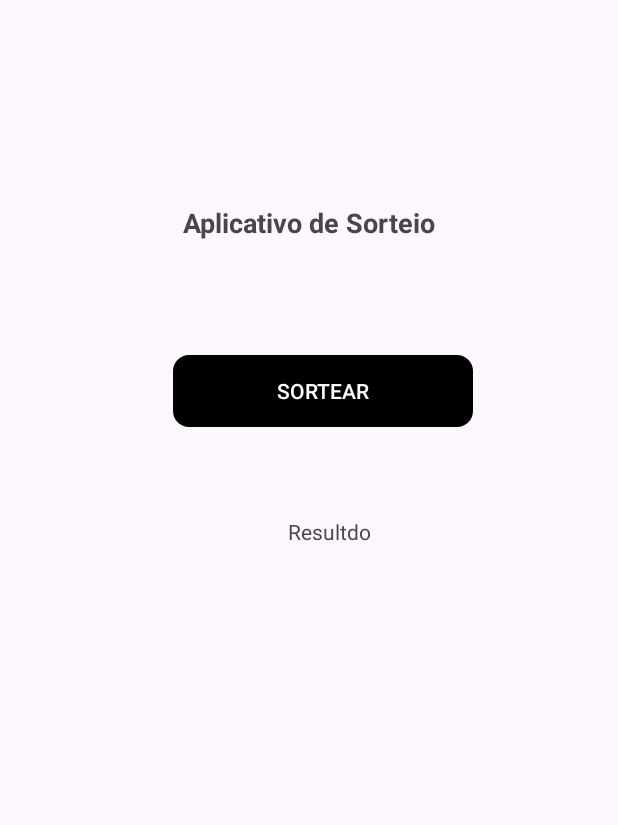
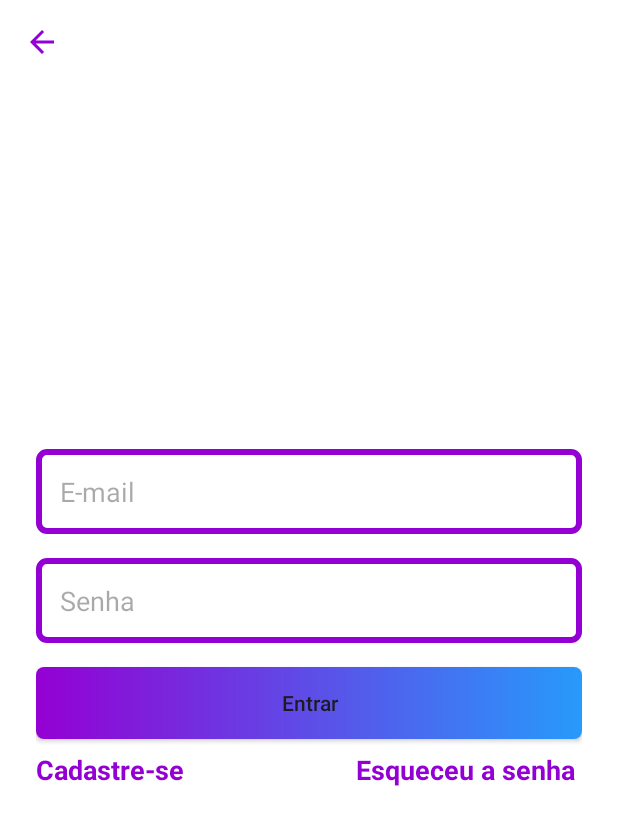
Before and after one commit to edivaldoestudosandroid/Appsorteio, an Android app: the screen it shows after launch (MainActivity before the commit, LoginActivity after it), on a phone screen of 412 x 824 dp. Shown: the top 825 px of the screen. Run offline under Robolectric (Android 15) with nearby library versions, the phone set to English and light mode, and no system bars.

Commit message:
Criação de telas de cadastro , login e esqueceu senha.

```diff
--- /dev/null
+++ b/app/src/main/java/com/example/appsorteio/LoginActivity.java
@@ -0,0 +1,24 @@
+package com.example.appsorteio;
+
+import androidx.appcompat.app.AppCompatActivity;
+
+import android.content.Intent;
+import android.os.Bundle;
+
+public class LoginActivity extends AppCompatActivity {
+
+    @Override
+    protected void onCreate(Bundle savedInstanceState) {
+        super.onCreate(savedInstanceState);
+        setContentView(R.layout.activity_login);
+        configcliques();
+
+    }
+    private void configcliques(){
+        findViewById(R.id.textCadastro).setOnClickListener(view ->
+                startActivity(new Intent(this, CadastroActivity.class)));
+        findViewById(R.id.textEsqueceuSenha).setOnClickListener(view ->
+                startActivity(new Intent(this, Recuperar_Senha_Activity.class)));
+    }
+
+}
--- a/app/src/main/java/com/example/appsorteio/MainActivity.java
+++ b/app/src/main/java/com/example/appsorteio/MainActivity.java
@@ -5,7 +5,6 @@ import androidx.appcompat.app.AppCompatActivity;
 import android.annotation.SuppressLint;
 import android.os.Bundle;
 import android.view.View;
-import android.widget.Button;
 import android.widget.TextView;
 
 import java.util.Random;
--- /dev/null
+++ b/app/src/main/res/drawable/bg_btn.xml
@@ -0,0 +1,7 @@
+<?xml version="1.0" encoding="utf-8"?>
+<shape xmlns:android="http://schemas.android.com/apk/res/android"
+    android:shape="rectangle">
+
+    <gradient android:startColor="#9400d3" android:endColor="#279afb" android:angle="360"/>
+    <corners android:radius="5dp"/>
+</shape>
--- /dev/null
+++ b/app/src/main/res/drawable/bg_edit.xml
@@ -0,0 +1,7 @@
+<?xml version="1.0" encoding="utf-8"?>
+<shape xmlns:android="http://schemas.android.com/apk/res/android"
+    android:shape="rectangle">
+
+    <stroke android:width="4dp" android:color="#9400D3"/>
+    <corners android:radius="5dp"/>
+</shape>
--- /dev/null
+++ b/app/src/main/res/drawable/ic_voltar.xml
@@ -0,0 +1,5 @@
+<vector android:autoMirrored="true" android:height="24dp"
+    android:tint="#9400D3" android:viewportHeight="24"
+    android:viewportWidth="24" android:width="24dp" xmlns:android="http://schemas.android.com/apk/res/android">
+    <path android:fillColor="@android:color/white" android:pathData="M20,11H7.83l5.59,-5.59L12,4l-8,8 8,8 1.41,-1.41L7.83,13H20v-2z"/>
+</vector>
--- /dev/null
+++ b/app/src/main/res/drawable/ic_voltar_login.xml
@@ -0,0 +1,5 @@
+<vector android:height="24dp" android:tint="#FFFFFF"
+    android:viewportHeight="24" android:viewportWidth="24"
+    android:width="24dp" xmlns:android="http://schemas.android.com/apk/res/android">
+    <path android:fillColor="@android:color/white" android:pathData="M2,12c0,5.52 4.48,10 10,10s10,-4.48 10,-10c0,-5.52 -4.48,-10 -10,-10C6.48,2 2,6.48 2,12zM12,11l4,0v2l-4,0l0,3l-4,-4l4,-4L12,11z"/>
+</vector>
--- /dev/null
+++ b/app/src/main/res/layout/activity_login.xml
@@ -0,0 +1,111 @@
+<?xml version="1.0" encoding="utf-8"?>
+<androidx.constraintlayout.widget.ConstraintLayout xmlns:android="http://schemas.android.com/apk/res/android"
+    xmlns:app="http://schemas.android.com/apk/res-auto"
+    xmlns:tools="http://schemas.android.com/tools"
+    android:layout_width="match_parent"
+    android:layout_height="match_parent"
+    android:background="@color/white"
+    tools:context=".LoginActivity">
+
+    <ScrollView
+        android:layout_width="match_parent"
+        android:layout_height="match_parent"
+        android:fillViewport="true"
+        app:layout_constraintBottom_toBottomOf="parent"
+        app:layout_constraintEnd_toEndOf="parent"
+        app:layout_constraintHorizontal_bias="1.0"
+        app:layout_constraintStart_toStartOf="parent"
+        app:layout_constraintTop_toTopOf="parent">
+
+
+        <androidx.constraintlayout.widget.ConstraintLayout
+            android:layout_width="match_parent"
+            android:layout_height="match_parent">
+
+            <ImageButton
+                android:layout_width="wrap_content"
+                android:layout_height="wrap_content"
+                android:src="@drawable/ic_voltar"
+                android:padding="16dp"
+                android:background="@android:color/transparent"
+                app:layout_constraintStart_toStartOf="parent"
+                app:layout_constraintTop_toTopOf="parent"
+                 />
+
+            <LinearLayout
+                android:layout_width="match_parent"
+                android:layout_height="wrap_content"
+                android:gravity="center"
+                android:orientation="vertical"
+                android:padding="24dp"
+                app:layout_constraintBottom_toBottomOf="parent"
+                app:layout_constraintEnd_toEndOf="parent"
+                app:layout_constraintStart_toStartOf="parent"
+                app:layout_constraintTop_toTopOf="parent">
+
+                <EditText
+                    android:layout_width="match_parent"
+                    android:layout_height="wrap_content"
+                    android:background="@drawable/bg_edit"
+                    android:hint="E-mail"
+                    android:inputType="textEmailAddress"
+                    android:padding="16dp" />
+
+
+                <EditText
+                    android:layout_width="match_parent"
+                    android:layout_height="wrap_content"
+                    android:layout_marginTop="16dp"
+                    android:background="@drawable/bg_edit"
+                    android:hint="Senha"
+                    android:inputType="textPassword"
+                    android:padding="16dp" />
+
+                <android.widget.Button
+                    android:layout_width="match_parent"
+                    android:layout_height="wrap_content"
+                    android:layout_marginTop="16dp"
+                    android:background="@drawable/bg_btn"
+                    android:text="Entrar"
+                    android:textAllCaps="false" />
+
+                <LinearLayout
+                    android:layout_width="match_parent"
+                    android:layout_height="wrap_content"
+                    android:layout_marginTop="8dp"
+                    android:orientation="horizontal">
+
+                    <TextView
+                        android:id="@+id/textCadastro"
+                        android:layout_width="match_parent"
+                        android:layout_height="wrap_content"
+                        android:layout_weight="1"
+                        android:text="Cadastre-se"
+                        android:textColor="#9400D3"
+                        android:textSize="18sp"
+                        android:textStyle="bold" />
+
+                    <TextView
+                        android:id="@+id/textEsqueceuSenha"
+                        android:layout_width="match_parent"
+                        android:layout_height="wrap_content"
+                        android:layout_weight="1"
+                        android:text="Esqueceu a senha "
+                        android:textAlignment="textEnd"
+                        android:textColor="#9400D3"
+                        android:textSize="18sp"
+                        android:textStyle="bold" />
+
+
+                </LinearLayout>
+
+
+            </LinearLayout>
+
+        </androidx.constraintlayout.widget.ConstraintLayout>
+
+
+    </ScrollView>
+
+
+</androidx.constraintlayout.widget.ConstraintLayout>
--- a/app/src/main/res/values/colors.xml
+++ b/app/src/main/res/values/colors.xml
@@ -2,4 +2,5 @@
 <resources>
     <color name="black">#FF000000</color>
     <color name="white">#FFFFFFFF</color>
+    <color name="padrao_app">#9400D3</color>
 </resources>
--- a/app/src/main/res/values/themes.xml
+++ b/app/src/main/res/values/themes.xml
@@ -1,9 +1,21 @@
 <resources xmlns:tools="http://schemas.android.com/tools">
     <!-- Base application theme. -->
     <style name="Base.Theme.AppSorteio" parent="Theme.Material3.DayNight.NoActionBar">
+          <!-- Customize your light theme here. -->
+        <item name="colorPrimary">@color/padrao_app</item>
+
+</style>
+
+    <style name="Theme.AppSorteio" parent="Base.Theme.AppSorteio" />
+
+    <style name="Base.Theme.Login" parent="Theme.Material3.DayNight.NoActionBar">
         <!-- Customize your light theme here. -->
-        <!-- <item name="colorPrimary">@color/my_light_primary</item> -->
+        <item name="colorPrimary">@color/padrao_app</item>
+
     </style>
 
-    <style name="Theme.AppSorteio" parent="Base.Theme.AppSorteio" />
+    <style name="Theme.Login" parent="Base.Theme.Login" />
+
+
+
 </resources>
```
Also changed, not shown: app/src/main/AndroidManifest.xml (+12 -2 lines), app/src/main/java/com/example/appsorteio/CadastroActivity.java (added, +27 -0 lines), app/src/main/java/com/example/appsorteio/Recuperar_Senha_Activity.java (added, +28 -0 lines), app/src/main/res/layout/activity_cadastro.xml (added, +90 -0 lines), app/src/main/res/layout/activity_recuperar_senha.xml (added, +57 -0 lines), app/src/main/res/layout/toobar_voltar.xml (added, +36 -0 lines).
